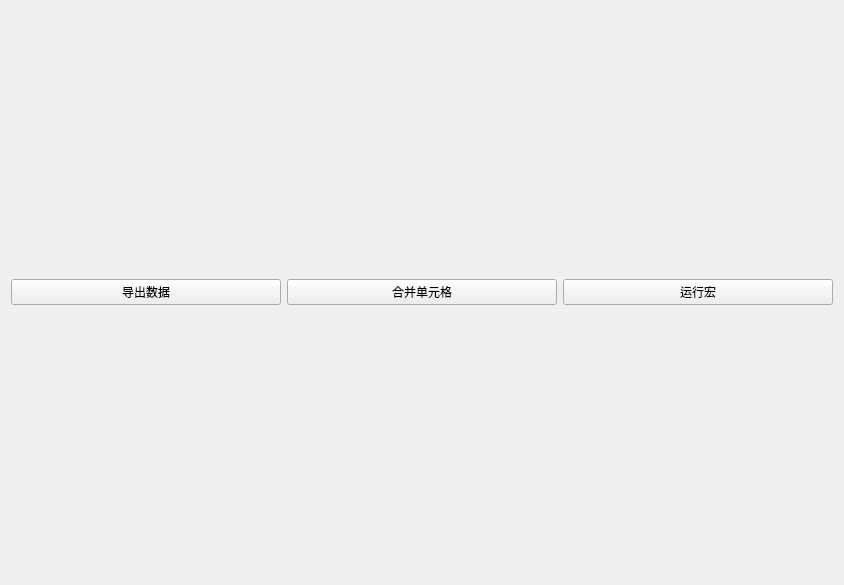
The window that widgetsDemo/exceldemoform.ui (TYHJgy/QT-demo) describes before a commit, drawn with Qt 5.
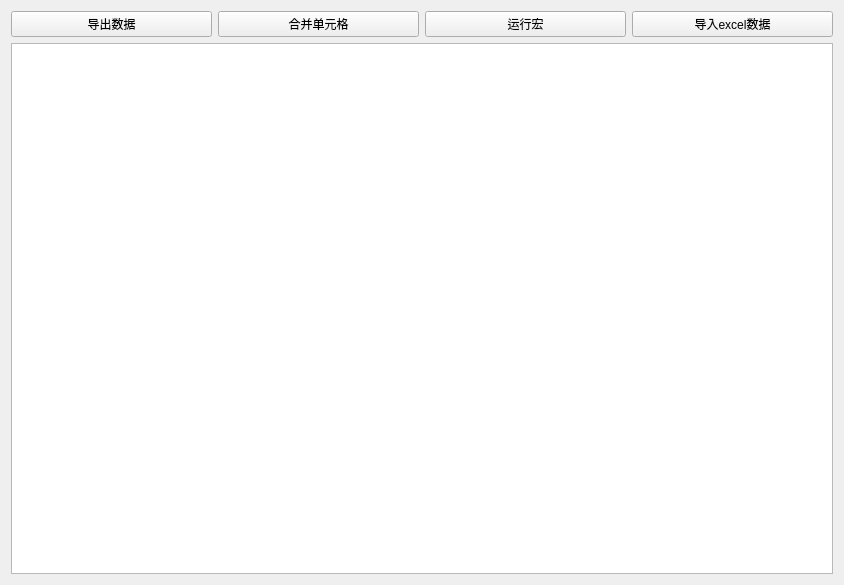
The same window after the commit.

The edit to the form file:
```diff
--- a/widgetsDemo/exceldemoform.ui
+++ b/widgetsDemo/exceldemoform.ui
@@ -13,28 +13,42 @@
   <property name="windowTitle">
    <string>Form</string>
   </property>
-  <layout class="QHBoxLayout" name="horizontalLayout">
-   <item>
-    <widget class="QPushButton" name="pushButton">
-     <property name="text">
-      <string>导出数据</string>
-     </property>
-    </widget>
-   </item>
-   <item>
+  <layout class="QGridLayout" name="gridLayout">
+   <item row="0" column="1">
     <widget class="QPushButton" name="pushButton_2">
      <property name="text">
       <string>合并单元格</string>
      </property>
     </widget>
    </item>
-   <item>
+   <item row="0" column="0">
+    <widget class="QPushButton" name="pushButton">
+     <property name="text">
+      <string>导出数据</string>
+     </property>
+    </widget>
+   </item>
+   <item row="0" column="2">
     <widget class="QPushButton" name="pushButton_3">
      <property name="text">
       <string>运行宏</string>
      </property>
     </widget>
    </item>
+   <item row="0" column="3">
+    <widget class="QPushButton" name="pushButton_4">
+     <property name="text">
+      <string>导入excel数据</string>
+     </property>
+    </widget>
+   </item>
+   <item row="2" column="0" colspan="4">
+    <widget class="QTableWidget" name="tableWidget">
+     <property name="columnCount">
+      <number>0</number>
+     </property>
+    </widget>
+   </item>
   </layout>
  </widget>
  <resources/>
```
